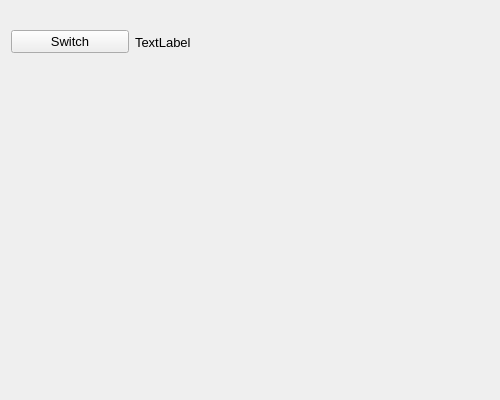
BurnellLiu/LiuProject, file BLHardwareScaner/BLHardwareScaner/Ui/TestItem/CameraView.ui: the form before one commit.
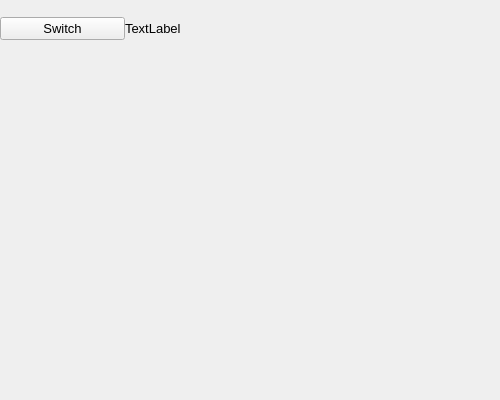
The form after the commit.

What changed in the file:
```diff
--- a/BLHardwareScaner/BLHardwareScaner/Ui/TestItem/CameraView.ui
+++ b/BLHardwareScaner/BLHardwareScaner/Ui/TestItem/CameraView.ui
@@ -20,8 +20,14 @@
    <string>Form</string>
   </property>
   <layout class="QHBoxLayout" name="horizontalLayout_2">
+   <property name="margin">
+    <number>0</number>
+   </property>
    <item>
-    <layout class="QVBoxLayout" name="verticalLayout" stretch="1,5">
+    <layout class="QVBoxLayout" name="verticalLayout" stretch="1,6">
+     <property name="spacing">
+      <number>0</number>
+     </property>
      <item>
       <layout class="QHBoxLayout" name="horizontalLayout" stretch="1,3">
        <item>
```
